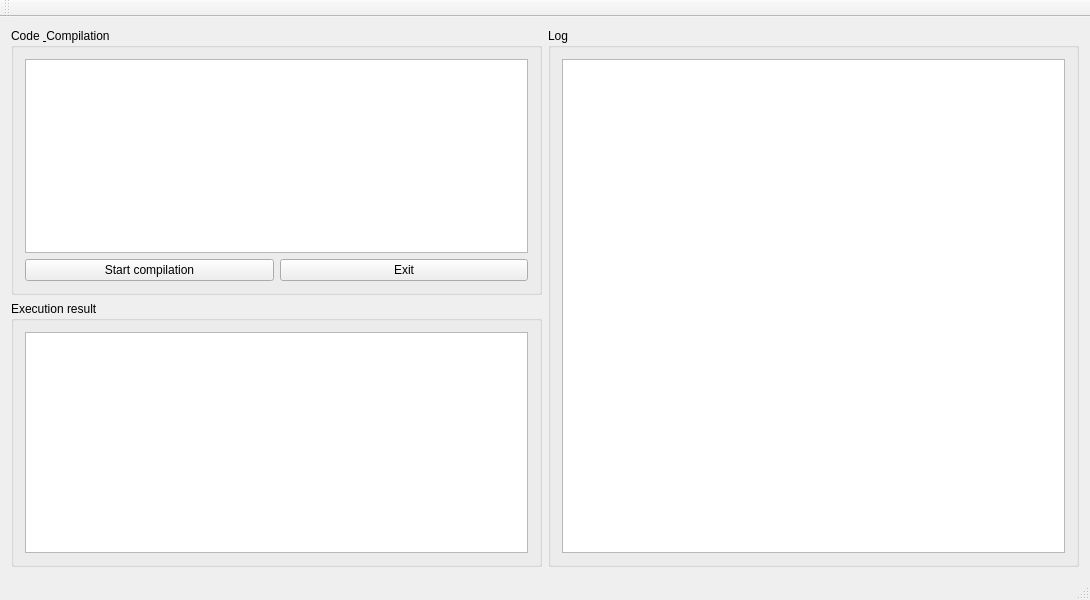
zanxi/Preprocessor, file mainwindow.ui: the form before one commit.
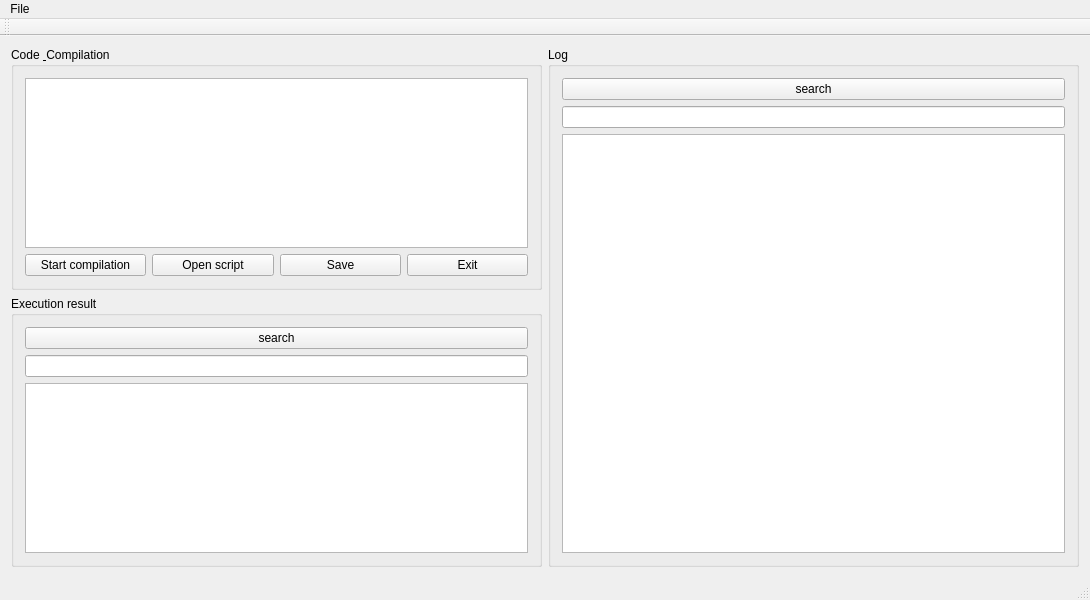
The form after the commit.

```diff
--- a/mainwindow.ui
+++ b/mainwindow.ui
@@ -43,6 +43,20 @@
                </property>
               </widget>
              </item>
+             <item>
+              <widget class="QPushButton" name="pushButton_open_script">
+               <property name="text">
+                <string>Open script</string>
+               </property>
+              </widget>
+             </item>
+             <item>
+              <widget class="QPushButton" name="pushButton_savescript">
+               <property name="text">
+                <string>Save</string>
+               </property>
+              </widget>
+             </item>
              <item>
               <widget class="QPushButton" name="pushButton_2">
                <property name="text">
@@ -61,6 +75,16 @@
            <string>Execution result</string>
           </property>
           <layout class="QVBoxLayout" name="verticalLayout_3">
+           <item>
+            <widget class="QPushButton" name="pushButton_exe_search">
+             <property name="text">
+              <string>search</string>
+             </property>
+            </widget>
+           </item>
+           <item>
+            <widget class="QLineEdit" name="lineEdit_execution_search"/>
+           </item>
            <item>
             <widget class="QTextEdit" name="textEdit_execution"/>
            </item>
@@ -75,6 +99,16 @@
          <string>Log</string>
         </property>
         <layout class="QVBoxLayout" name="verticalLayout">
+         <item>
+          <widget class="QPushButton" name="pushButton_log_search">
+           <property name="text">
+            <string>search</string>
+           </property>
+          </widget>
+         </item>
+         <item>
+          <widget class="QLineEdit" name="lineEdit_log_search"/>
+         </item>
          <item>
           <widget class="QTextEdit" name="textEdit_log"/>
          </item>
@@ -91,9 +125,16 @@
      <x>0</x>
      <y>0</y>
      <width>1090</width>
-     <height>17</height>
+     <height>22</height>
     </rect>
    </property>
+   <widget class="QMenu" name="menuFile">
+    <property name="title">
+     <string>File</string>
+    </property>
+    <addaction name="actionOpen_2"/>
+   </widget>
+   <addaction name="menuFile"/>
   </widget>
   <widget class="QToolBar" name="mainToolBar">
    <attribute name="toolBarArea">
```
Left out of the diff: 10 changed lines with no effect on the pictures.
